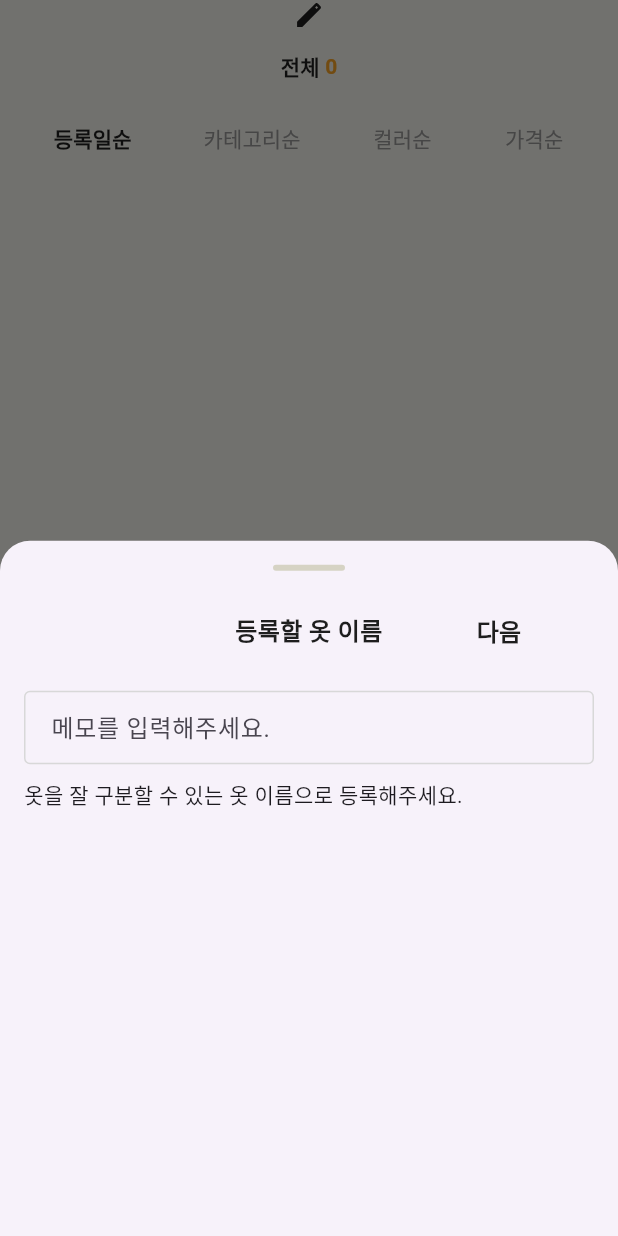
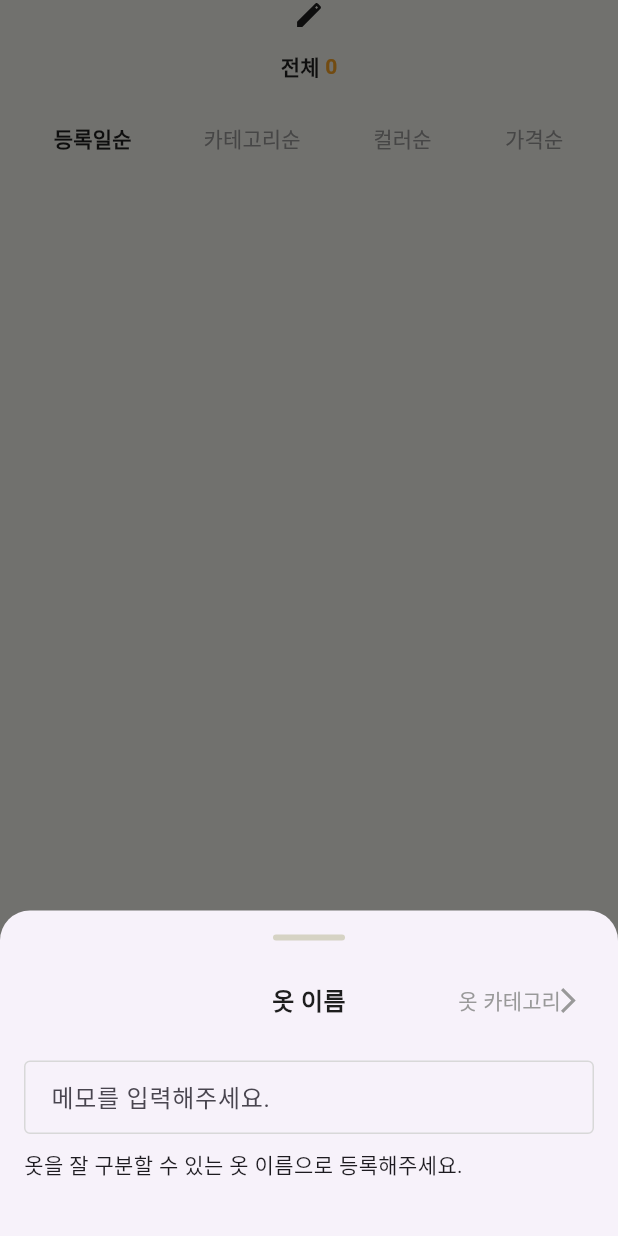
Before and after one commit to REFACTOR-GUNWOO/ttal_kkak, a Flutter app: the MainLayout screen opened directly, item 5 of the bottom bar chosen, on a phone screen of 412 x 824 dp. Run offline on Flutter 3.47's test engine with Material 3 defaults, Android fonts, the phone set to English and light mode, and no system bars; our stand-ins replace flutter_svg, shared_preferences; accounts and stored records are empty; Roboto replaces fonts that are missing (Pretendard).

Commit message:
FEAT : 옷 등록 바텀싯 디자인 반영

```diff
--- a/lib/add_clothes.dart
+++ b/lib/add_clothes.dart
@@ -1,5 +1,6 @@
 import 'package:flutter/material.dart';
 import 'package:flutter/services.dart';
+import 'package:flutter_svg/svg.dart';
 import 'package:ttal_kkak/utils/length_limited_text_input.dart';
 import 'styles/text_styles.dart';
 import 'styles/colors_styles.dart';
@@ -11,7 +12,7 @@ void ShowAddClothesBottomSheet(BuildContext context) {
         borderRadius: BorderRadius.vertical(top: Radius.circular(20.0)),
       ),
       builder: (BuildContext context) {
-        return StepContainer();
+        return Wrap(children: [StepContainer()]);
       });
 }
 
@@ -41,7 +42,7 @@ class _StepContainerState extends State<StepContainer> {
     print("_previousStep:${_currentStep}");
   }
 
-  List<Widget> _buildSteps() {
+  List<BottomSheetStep> _buildSteps() {
     return [
       BottomSheetBody1(),
       BottomSheetBody2(),
@@ -55,21 +56,34 @@ class _StepContainerState extends State<StepContainer> {
         children: [
           BottomSheetHandle(),
           BottomSheetAppBar(
-            nextStep: _nextStep,
-            previousStep: _previousStep,
-            isLast: _currentStep == _buildSteps().length - 1,
-            isStart: _currentStep == 0,
+            nextStepFun: _nextStep,
+            previousStepFun: _previousStep,
+            nextStep: _currentStep == _buildSteps().length - 1
+                ? null
+                : _buildSteps()[_currentStep + 1],
+            previousStep:
+                _currentStep == 0 ? null : _buildSteps()[_currentStep - 1],
+            currentStep: _buildSteps()[_currentStep],
           ),
-          _buildSteps()[_currentStep],
+          _buildSteps()[_currentStep] as Widget,
         ],
       ),
     );
   }
 }
 
-class BottomSheetBody1 extends StatefulWidget {
+abstract class BottomSheetStep {
+  String getTitle();
+}
+
+class BottomSheetBody1 extends StatefulWidget implements BottomSheetStep {
   @override
   _BottomSheetBody1State createState() => _BottomSheetBody1State();
+
+  @override
+  String getTitle() {
+    return "옷 이름";
+  }
 }
 
 class _BottomSheetBody1State extends State<BottomSheetBody1> {
@@ -97,9 +111,14 @@ class _BottomSheetBody1State extends State<BottomSheetBody1> {
   }
 }
 
-class BottomSheetBody2 extends StatefulWidget {
+class BottomSheetBody2 extends StatefulWidget implements BottomSheetStep {
   @override
   _BottomSheetBody2State createState() => _BottomSheetBody2State();
+
+  @override
+  String getTitle() {
+    return "옷 카테고리";
+  }
 }
 
 class _BottomSheetBody2State extends State<BottomSheetBody2> {
@@ -128,16 +147,18 @@ class _BottomSheetBody2State extends State<BottomSheetBody2> {
 }
 
 class BottomSheetAppBar extends StatelessWidget {
-  final VoidCallback nextStep;
-  final VoidCallback previousStep;
-  final bool isStart;
-  final bool isLast;
+  final VoidCallback nextStepFun;
+  final VoidCallback previousStepFun;
+  final BottomSheetStep? nextStep;
+  final BottomSheetStep? previousStep;
+  final BottomSheetStep currentStep;
   const BottomSheetAppBar({
     super.key,
-    required this.nextStep,
-    required this.previousStep,
-    required this.isStart,
-    required this.isLast,
+    required this.nextStepFun,
+    required this.previousStepFun,
+    this.nextStep,
+    this.previousStep,
+    required this.currentStep,
   });
 
   @override
@@ -150,35 +171,47 @@ class BottomSheetAppBar extends StatelessWidget {
           children: <Widget>[
             Expanded(
               child: TextButton(
-                child: isStart
+                child: previousStep == null
                     ? Container()
-                    : Text(
-                        '이전',
-                        style: OneLineTextStyles.Bold16.copyWith(
-                            color: SystemColors.black),
+                    : Row(
+                        mainAxisAlignment: MainAxisAlignment.start,
+                        children: [
+                          SvgPicture.asset('assets/icons/arrow_left.svg'),
+                          Text(
+                            previousStep!.getTitle(),
+                            style: OneLineTextStyles.Medium14.copyWith(
+                                color: SystemColors.gray700),
+                          ),
+                        ],
                       ),
-                onPressed: previousStep,
+                onPressed: previousStepFun,
               ),
               flex: 2,
             ),
             Expanded(
                 child: Text(
-                  '등록할 옷 이름',
+                  currentStep.getTitle(),
                   textAlign: TextAlign.center,
-                  style: OneLineTextStyles.Bold16.copyWith(
+                  style: OneLineTextStyles.SemiBold16.copyWith(
                       color: SystemColors.black),
                 ),
                 flex: 2),
             Expanded(
-                child: isLast
-                    ? SizedBox()
-                    : TextButton(
-                        child: Text(
-                          '다음',
-                          style: OneLineTextStyles.Bold16.copyWith(
-                              color: SystemColors.black),
-                        ),
-                        onPressed: nextStep),
+                child: TextButton(
+                    child: nextStep == null
+                        ? Container()
+                        : Row(
+                            mainAxisAlignment: MainAxisAlignment.end,
+                            children: [
+                              Text(
+                                nextStep!.getTitle(),
+                                style: OneLineTextStyles.Medium14.copyWith(
+                                    color: SystemColors.gray700),
+                              ),
+                              SvgPicture.asset('assets/icons/arrow_right.svg'),
+                            ],
+                          ),
+                    onPressed: nextStepFun),
                 flex: 2),
           ],
         ));
--- a/pubspec.yaml
+++ b/pubspec.yaml
@@ -67,6 +67,8 @@ flutter:
     - assets/icons/setting_3.png
     - assets/icons/setting_4.png
     - assets/icons/arrow_right.png
+    - assets/icons/arrow_left.svg
+    - assets/icons/arrow_right.svg
     - assets/icons/closet_title_update_button.svg
     - assets/icons/LeftCloset.svg
     - assets/icons/RightCloset.svg
```
Also changed, not shown: assets/icons/arrow_left.svg (added), assets/icons/arrow_right.svg (added), pubspec.lock.
